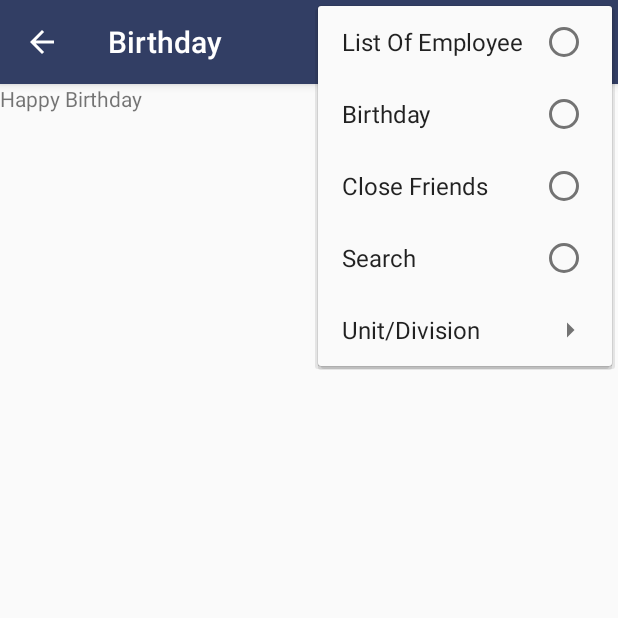
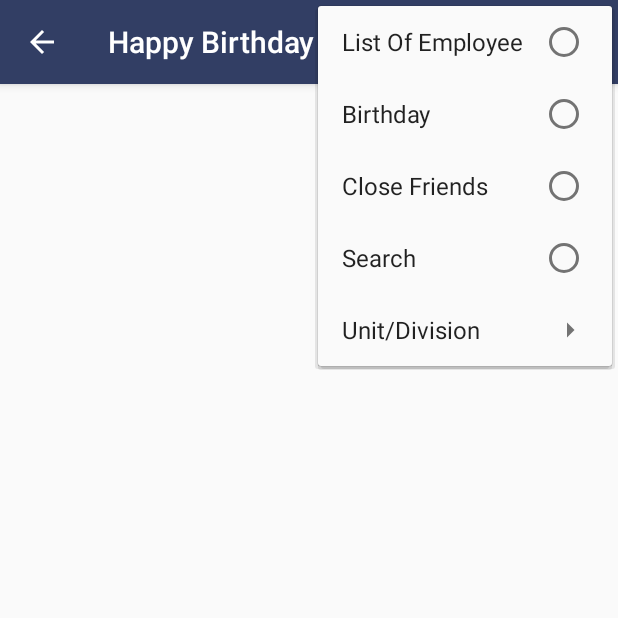
Before and after one commit to liandanipipit/FaceBox, an Android app: the fragment BirthdayFragment placed in its activity, with the options menu open, on a phone screen of 412 x 824 dp, the top half of it. Run offline under Robolectric (Android 15) with nearby library versions, the phone set to English and light mode, and no system bars; our stand-ins replace CircleImageView, Firebase (no records; nobody signed in at launch, a user with empty details on screens opened directly), Picasso, Volley; network calls fail; pictures from the network do not load.

Commit message:
birthday no notification

```diff
--- a/app/build.gradle
+++ b/app/build.gradle
@@ -1,11 +1,13 @@
 apply plugin: 'com.android.application'
+
 
 android {
     compileSdkVersion 26
+    buildToolsVersion '26.0.2'
     defaultConfig {
         vectorDrawables.useSupportLibrary = true
         applicationId "com.pipitliandani.android.facebox"
-        minSdkVersion 15
+        minSdkVersion 21
         targetSdkVersion 26
         versionCode 1
         versionName "1.0"
@@ -57,4 +59,5 @@ dependencies {
 
 
 
+
 apply plugin: 'com.google.gms.google-services'
--- a/app/src/main/java/com/pipitliandani/android/facebox/fragments/BirthdayFragment.java
+++ b/app/src/main/java/com/pipitliandani/android/facebox/fragments/BirthdayFragment.java
@@ -6,11 +6,29 @@ import android.os.Bundle;
 import android.support.annotation.Nullable;
 import android.support.v4.app.Fragment;
 import android.support.v7.app.AppCompatActivity;
+import android.support.v7.widget.LinearLayoutManager;
+import android.support.v7.widget.RecyclerView;
+import android.util.Log;
 import android.view.LayoutInflater;
 import android.view.View;
 import android.view.ViewGroup;
 
+import com.google.firebase.database.ChildEventListener;
+import com.google.firebase.database.DataSnapshot;
+import com.google.firebase.database.DatabaseError;
+import com.google.firebase.database.DatabaseReference;
+import com.google.firebase.database.FirebaseDatabase;
+import com.google.firebase.database.Query;
+import com.pipitliandani.android.facebox.FaceBoxModel;
+import com.pipitliandani.android.facebox.ListAdapter;
 import com.pipitliandani.android.facebox.R;
+import com.pipitliandani.android.facebox.onLoadMore;
+
+import java.text.SimpleDateFormat;
+import java.util.ArrayList;
+import java.util.Calendar;
+import java.util.Date;
+import java.util.Locale;
 
 /**
  * A simple {@link Fragment} subclass.
@@ -29,6 +47,13 @@ public class BirthdayFragment extends Fragment {
     // TODO: Rename and change types of parameters
     private String mParam1;
     private String mParam2;
+
+    RecyclerView rViewBirth;
+    DatabaseReference mDatabase;
+    Query limit;
+    ListAdapter adapter;
+    ArrayList<FaceBoxModel> list;
+    String currentID;
 
     private OnFragmentInteractionListener mListener;
 
@@ -112,7 +137,92 @@ public class BirthdayFragment extends Fragment {
     @Override
     public void onViewCreated(View view, @Nullable Bundle savedInstanceState) {
         super.onViewCreated(view, savedInstanceState);
-        ((AppCompatActivity)getActivity()).getSupportActionBar().setTitle("Birthday");
+        ((AppCompatActivity)getActivity()).getSupportActionBar().setTitle("Happy Birthday");
         ((AppCompatActivity) getActivity()).getSupportActionBar().setDisplayHomeAsUpEnabled(true);
+        mDatabase = FirebaseDatabase.getInstance().getReference().child("employee");
+        String date = new SimpleDateFormat("dd/MM", Locale.getDefault()).format(new Date());
+        limit = mDatabase.orderByChild("dateMonthBirth").equalTo(date);
+
+
+        limit.keepSynced(true);
+        mDatabase.keepSynced(true);
+        list = new ArrayList<>();
+
+        rViewBirth = (RecyclerView) getView().findViewById(R.id.rViewBirth);
+        rViewBirth.setHasFixedSize(true);
+        rViewBirth.setLayoutManager(new LinearLayoutManager(getContext()));
+        adapter = new ListAdapter(getContext(), list, rViewBirth);
+//        if(bundle == null) {
+            adapter.setLoadMore(new onLoadMore() {
+                @Override
+                public void LoadMore() {
+                    Query query = mDatabase.orderByKey().startAt(currentID).limitToFirst(10);
+                    query.addChildEventListener(new ChildEventListener() {
+                        @Override
+                        public void onChildAdded(DataSnapshot dataSnapshot, String s) {
+                            if ( !dataSnapshot.getKey().equals(currentID)) {
+                                FaceBoxModel currentModel = dataSnapshot.getValue(FaceBoxModel.class);
+                                currentID = dataSnapshot.getKey();
+                                list.add(currentModel);
+                                adapter.notifyDataSetChanged();
+                                adapter.setLoaded();
+                            }
+                        }
+
+                        @Override
+                        public void onChildChanged(DataSnapshot dataSnapshot, String s) {
+
+                        }
+
+                        @Override
+                        public void onChildRemoved(DataSnapshot dataSnapshot) {
+
+                        }
+
+                        @Override
+                        public void onChildMoved(DataSnapshot dataSnapshot, String s) {
+
+                        }
+
+                        @Override
+                        public void onCancelled(DatabaseError databaseError) {
+
+                        }
+                    });
+                }
+            });
+//        }
+
+        rViewBirth.setAdapter(adapter);
+        limit.addChildEventListener(new ChildEventListener() {
+            @Override
+            public void onChildAdded(DataSnapshot dataSnapshot, String s) {
+                FaceBoxModel currentModel = dataSnapshot.getValue(FaceBoxModel.class);
+                currentID = dataSnapshot.getKey();
+                list.add(currentModel);
+                adapter.notifyDataSetChanged();
+            }
+
+            @Override
+            public void onChildChanged(DataSnapshot dataSnapshot, String s) {
+
+            }
+
+            @Override
+            public void onChildRemoved(DataSnapshot dataSnapshot) {
+
+            }
+
+            @Override
+            public void onChildMoved(DataSnapshot dataSnapshot, String s) {
+
+            }
+
+            @Override
+            public void onCancelled(DatabaseError databaseError) {
+
+            }
+        });
     }
-}
+
+    }
--- a/app/src/main/res/layout/fragment_birthday.xml
+++ b/app/src/main/res/layout/fragment_birthday.xml
@@ -5,9 +5,29 @@
     tools:context="com.pipitliandani.android.facebox.fragments.BirthdayFragment">
 
     <!-- TODO: Update blank fragment layout -->
-    <TextView
+    <RelativeLayout
         android:layout_width="match_parent"
-        android:layout_height="match_parent"
-        android:text="Happy Birthday" />
+        android:layout_height="wrap_content">
+
+        <android.support.v7.widget.RecyclerView
+            android:id="@+id/rViewBirth"
+            android:layout_width="match_parent"
+            android:layout_height="wrap_content"
+            android:layout_alignParentLeft="true"
+            android:layout_alignParentStart="true"
+            android:layout_below="@+id/textView4" />
+    </RelativeLayout>
+
+    <!--<android.support.design.widget.FloatingActionButton-->
+        <!--android:id="@+id/floatingActionButton"-->
+        <!--android:layout_width="wrap_content"-->
+        <!--android:layout_height="wrap_content"-->
+        <!--android:clickable="true"-->
+        <!--android:layout_alignParentEnd="true"-->
+        <!--android:layout_alignParentRight="true"-->
+        <!--android:layout_alignParentBottom="true"-->
+        <!--android:layout_marginBottom="5dp"-->
+        <!--app:fabSize="normal"-->
+        <!--app:srcCompat="@drawable/ic_search_black_24dp" />-->
 
 </FrameLayout>
```
Also changed, not shown: app/src/main/AndroidManifest.xml (+7 -3 lines), app/src/main/java/com/pipitliandani/android/facebox/BirthDayJob.java (added, +73 -0 lines), app/src/main/java/com/pipitliandani/android/facebox/Birthday.java (+9 -9 lines), app/src/main/java/com/pipitliandani/android/facebox/FaceBoxModel.java (+10 -127 lines), app/src/main/res/layout/activity_brithday.xml (+28 -27 lines), app/src/main/res/layout/birthday_list.xml (added, +83 -0 lines), app/src/main/res/drawable/birthday.png, app/src/main/res/drawable/groups.png, app/src/main/res/drawable/structure.png.
